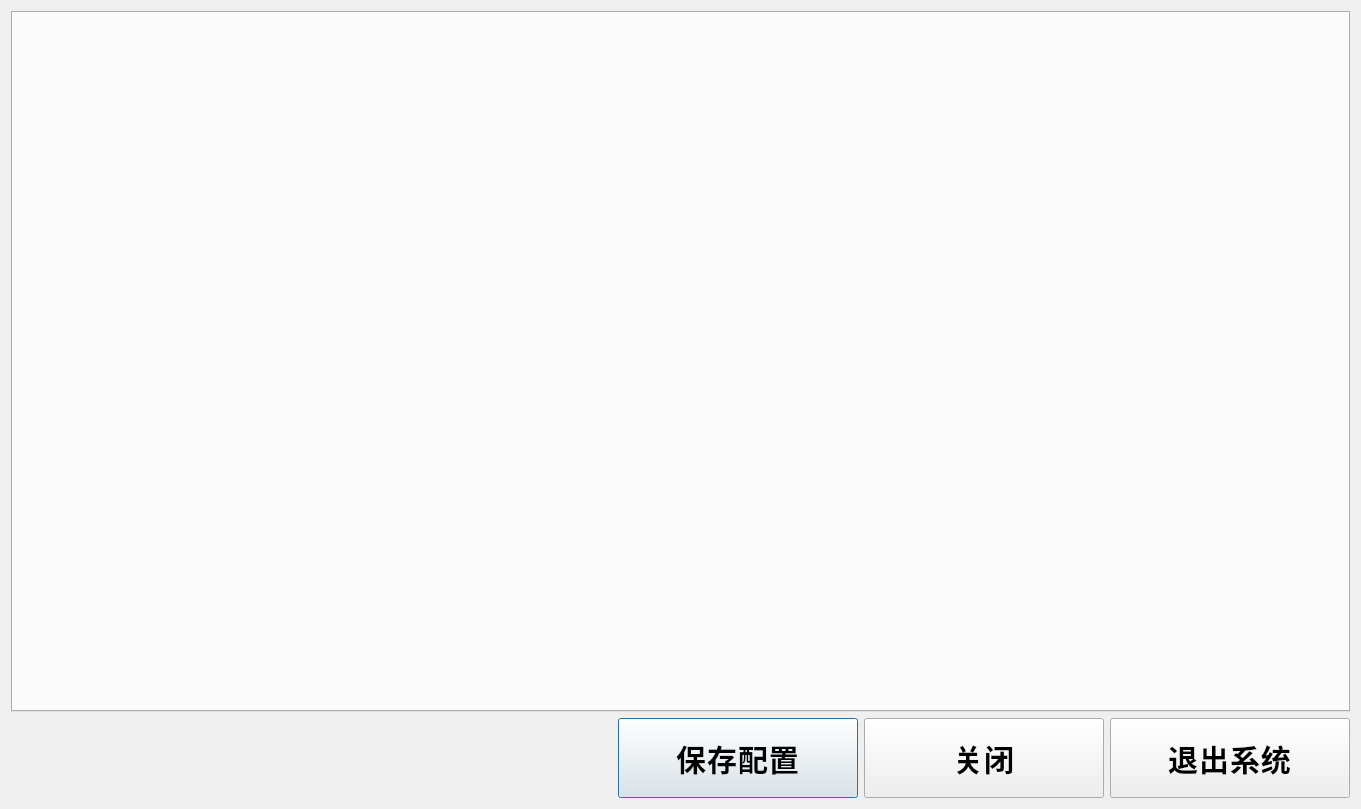
Qt form SSCard_System/SystemManager.ui (leithergit/SSCard_System) before a commit.
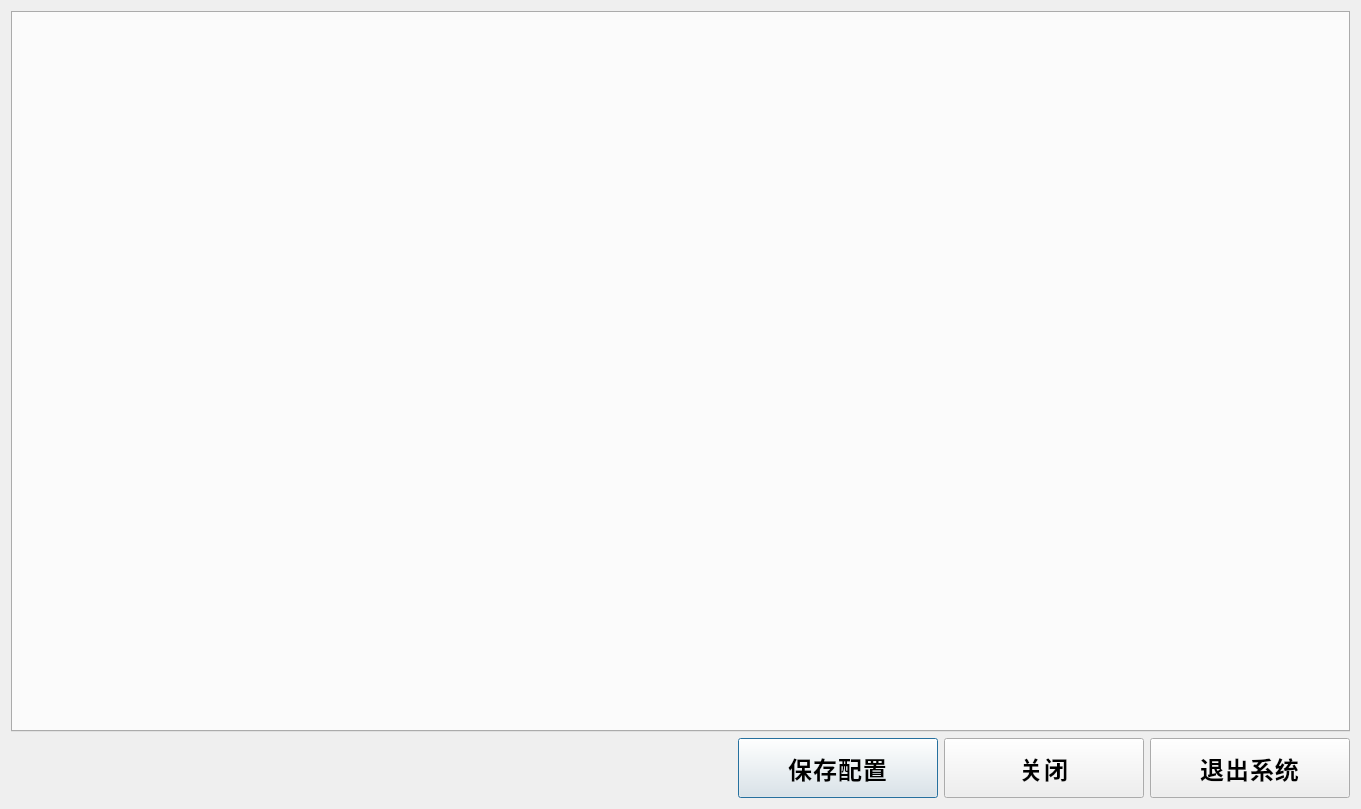
The same form after that commit.

Diff of the .ui file:
```diff
--- a/SSCard_System/SystemManager.ui
+++ b/SSCard_System/SystemManager.ui
@@ -15,7 +15,7 @@
   </property>
   <property name="styleSheet">
    <string notr="true">font-family: &quot;思源黑体 CN Regular&quot;;
-font-size: 30px;
+font-size: 24px;
 font-weight: bold;
 line-height: 49px;
 letter-spacing: 1px;
@@ -45,8 +45,8 @@
       <widget class="QPushButton" name="pushButton_Save">
        <property name="minimumSize">
         <size>
-         <width>240</width>
-         <height>80</height>
+         <width>200</width>
+         <height>60</height>
         </size>
        </property>
        <property name="text">
@@ -58,8 +58,8 @@
       <widget class="QPushButton" name="pushButton_Close">
        <property name="minimumSize">
         <size>
-         <width>240</width>
-         <height>80</height>
+         <width>200</width>
+         <height>60</height>
         </size>
        </property>
        <property name="text">
@@ -71,8 +71,8 @@
       <widget class="QPushButton" name="pushButton_Exit">
        <property name="minimumSize">
         <size>
-         <width>240</width>
-         <height>80</height>
+         <width>200</width>
+         <height>60</height>
         </size>
        </property>
        <property name="text">
```
